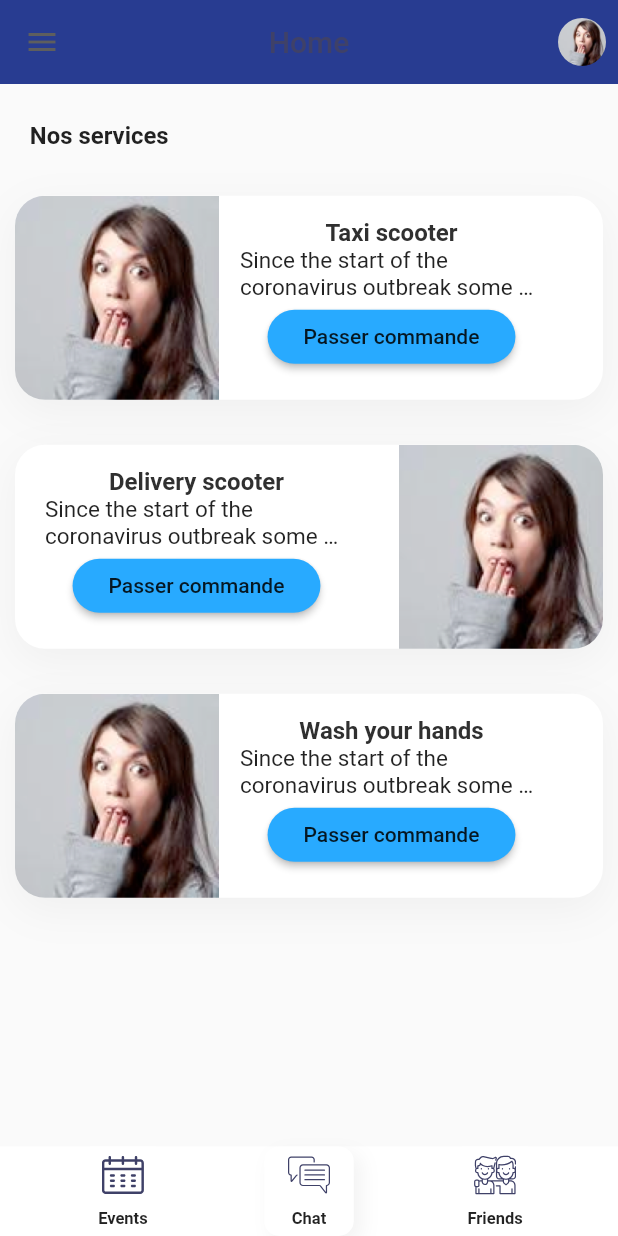
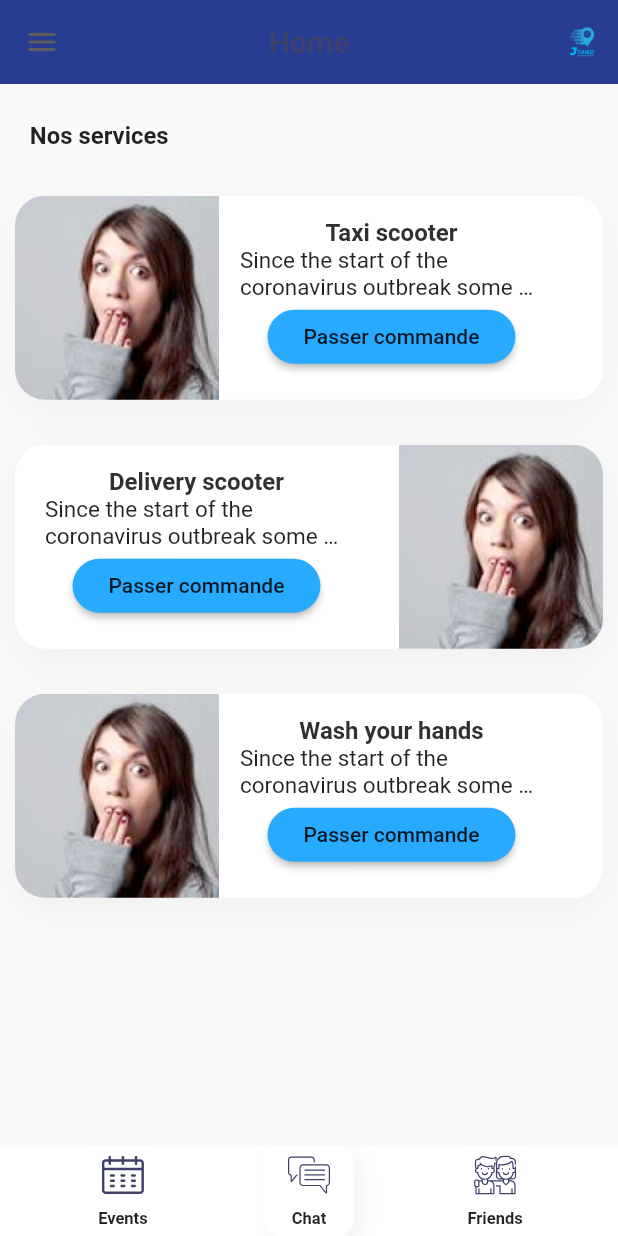
Before and after one commit to meleksioua/taxi_scooter, a Flutter app: the screen it shows after launch, on a phone screen of 412 x 824 dp. Run offline on Flutter 3.47's test engine with Material 2 defaults, Android fonts, the phone set to English and light mode, and no system bars; our stand-ins replace flutter_svg.

Commit message:
fix logo in app bar

```diff
--- a/lib/widgets/app_bar.dart
+++ b/lib/widgets/app_bar.dart
@@ -23,7 +23,7 @@ AppBar buildAppBar(BuildContext context,
     centerTitle: true,
     actions: [
       IconButton(
-        icon: ClipOval(child: Image.asset("assets/images/profile.png")),
+        icon: ClipOval(child: Image.asset("assets/images/logo-jtard.png")),
         onPressed: () {},
       )
     ],
```
